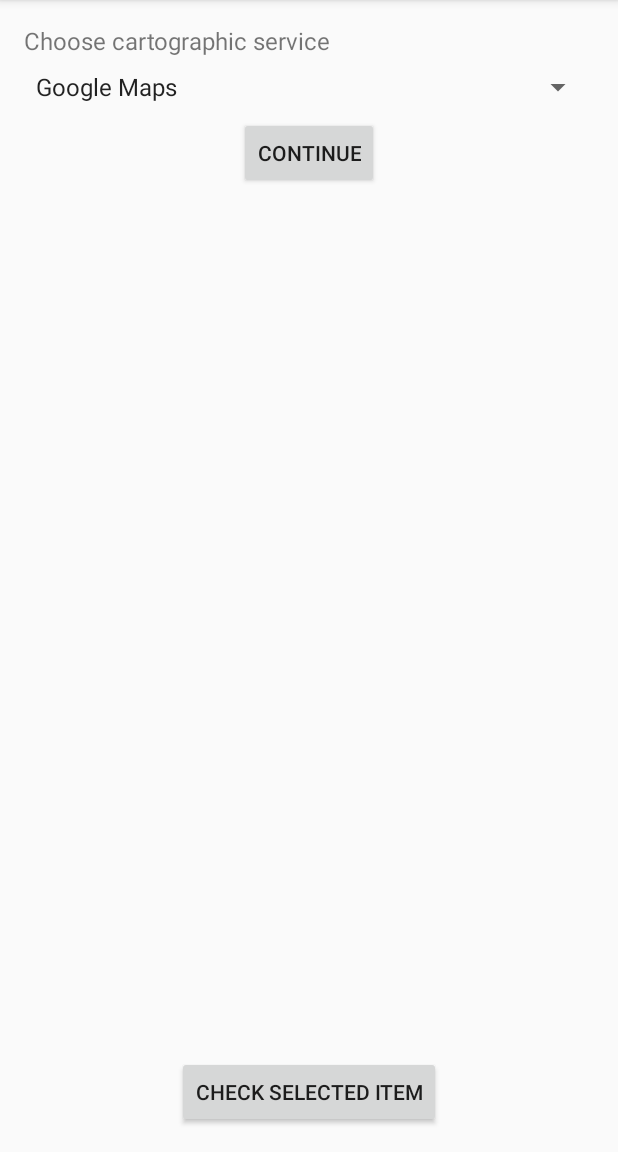
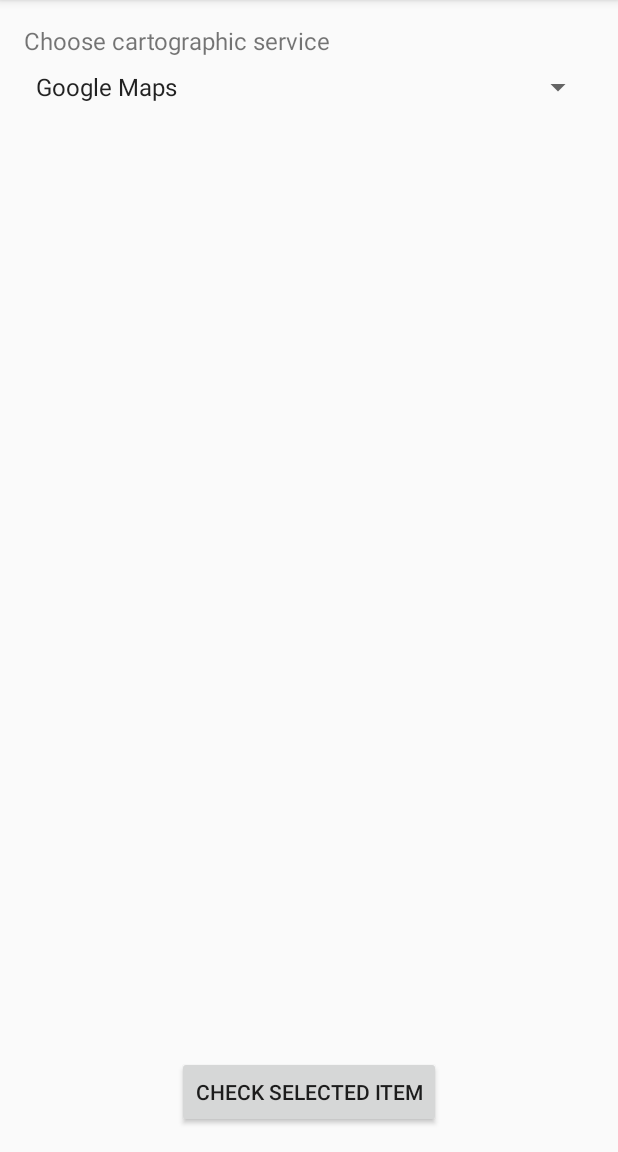
Before and after one commit to Protosaider/Geoscan, an Android app: the screen it shows after launch (MainActivity), on a phone screen of 412 x 824 dp, the part 84-1236 px from its top. Run offline under Robolectric (Android 15) with nearby library versions, the phone set to English and light mode, and no system bars.

Commit message:
Delete button. Fix second bug (orientation)
Delete Continue button.
Fix bug, when program crashes while orientation is changing.

```diff
--- a/RememberItNow/app/build.gradle
+++ b/RememberItNow/app/build.gradle
@@ -6,7 +6,7 @@
 
     defaultConfig {
         applicationId "com.protosaider.myapplication"
-        minSdkVersion 19
+        minSdkVersion 18
         targetSdkVersion 19
         versionCode 1
         versionName "1.0"
--- a/RememberItNow/app/src/main/java/com/protosaider/myapplication/MainActivity.java
+++ b/RememberItNow/app/src/main/java/com/protosaider/myapplication/MainActivity.java
@@ -16,7 +16,6 @@
 
     private static final String TAG = "Logger";
     Button btnMain;
-    Button btnLaunch;
     Spinner spinner;
 
     @Override
@@ -32,28 +31,12 @@
             public void onClick(View v)
             {
                 Toast.makeText(MainActivity.this, spinner.getSelectedItem().toString() + " selected", Toast.LENGTH_LONG).show();
+                Intent intent = new Intent(MainActivity.this, MapsActivity.class);
+                startActivity(intent);//вызов активити
             }
         });
 
         spinner = (Spinner) findViewById(R.id.spinner_main);
-
-        btnLaunch = (Button) findViewById(R.id.btn_launch);
-        btnLaunch.setOnClickListener(new OnClickListener() {
-           @Override
-            public void onClick(View v)
-           {
-               switch ((int)spinner.getSelectedItemId()) {
-                   case 0:
-                       Intent intent = new Intent(MainActivity.this, MapsActivity.class);
-                       startActivity(intent);//вызов активити
-                       break;
-                   case 1:
-                       //Intent intent = new Intent(MainActivity.this, MapsActivity.class);
-                       //startActivity(intent);//вызов активити
-                       break;
-               }
-           }
-        });
     }
 
     @Override
@@ -62,19 +45,12 @@
         return super.onCreateOptionsMenu(menu);
     }
 
-    /*@Override
-    public boolean onPrepareOptionsMenu(Menu menu) {
-        // TODO Auto-generated method stub
-        // пункты меню с ID группы = 1 видны, если в CheckBox стоит галка
-        menu.setGroupVisible(1, chb.isChecked());
-        return super.onPrepareOptionsMenu(menu);
-    } */
 
     @Override
     public boolean onOptionsItemSelected(MenuItem item) {
         switch (item.getItemId()) {
             case R.id.main_menu_settings:
-               Intent intent = new Intent(this, SettingsActivity.class);
+                Intent intent = new Intent(this, SettingsActivity.class);
                 startActivity(intent);//вызов активити
                 break;
             default:
--- a/RememberItNow/app/src/main/res/layout-land/activity_main.xml
+++ b/RememberItNow/app/src/main/res/layout-land/activity_main.xml
@@ -1,12 +1,41 @@
 <?xml version="1.0" encoding="utf-8"?>
-<LinearLayout xmlns:android="http://schemas.android.com/apk/res/android"
-    android:orientation="vertical" android:layout_width="match_parent"
-    android:layout_height="match_parent">
+<RelativeLayout xmlns:android="http://schemas.android.com/apk/res/android"
+    xmlns:tools="http://schemas.android.com/tools"
+    android:orientation="horizontal"
+    android:layout_width="match_parent"
+    android:layout_height="match_parent"
+    android:paddingBottom="@dimen/activity_vertical_margin"
+    android:paddingLeft="@dimen/activity_horizontal_margin"
+    android:paddingRight="@dimen/activity_horizontal_margin"
+    android:paddingTop="@dimen/activity_vertical_margin"
+    tools:context="com.protosaider.myapplication.MainActivity"
+    android:id="@+id/relative_layout_main_land">
 
         <TextView
             android:layout_width="wrap_content"
             android:layout_height="wrap_content"
-            android:textSize="24sp"
-            android:text="@string/main_text_landscape"/>
+            android:text="@string/main_text_landscape"
+            android:layout_alignParentStart="true"
+            android:textSize="16sp"
+            android:id="@+id/text_view_main"/>
 
-</LinearLayout>
+        <Spinner
+            android:layout_width="match_parent"
+            android:layout_height="wrap_content"
+            android:layout_below="@id/text_view_main"
+            android:layout_marginTop="8dp"
+            android:id="@+id/spinner_main"
+            android:entries="@array/spinner_main"
+            >
+        </Spinner>
+
+        <Button
+            android:layout_height="wrap_content"
+            android:layout_width="wrap_content"
+            android:id="@+id/btn_main"
+            android:text="@string/btn_main"
+            android:layout_centerHorizontal="true"
+            android:layout_alignParentBottom="true"
+            >
+        </Button>
+</RelativeLayout>
--- a/RememberItNow/app/src/main/res/layout/activity_main.xml
+++ b/RememberItNow/app/src/main/res/layout/activity_main.xml
@@ -33,17 +33,6 @@
     <Button
         android:layout_height="wrap_content"
         android:layout_width="wrap_content"
-        android:id="@+id/btn_launch"
-        android:text="@string/btn_launch"
-        android:layout_centerHorizontal="true"
-        android:layout_below="@id/spinner_main"
-        android:layout_marginTop="8dp"
-        >
-    </Button>
-
-    <Button
-        android:layout_height="wrap_content"
-        android:layout_width="wrap_content"
         android:id="@+id/btn_main"
         android:text="@string/btn_main"
         android:layout_centerHorizontal="true"
--- a/RememberItNow/app/src/main/res/values/strings.xml
+++ b/RememberItNow/app/src/main/res/values/strings.xml
@@ -10,7 +10,6 @@
     <string name="pref_lang">Language</string>
     <string name="title_activity_maps">Map</string>
     <string name="btn_main">Check Selected Item</string>
-    <string name="btn_launch">Continue</string>
     <string name="maps_menu_clean">Clean</string>
     <string name="maps_menu_anim">Start Animation</string>
 
--- a/RememberItNow/build.gradle
+++ b/RememberItNow/build.gradle
@@ -5,7 +5,7 @@
         jcenter()
     }
     dependencies {
-        classpath 'com.android.tools.build:gradle:2.1.3'
+        classpath 'com.android.tools.build:gradle:2.2.2'
 
         // NOTE: Do not place your application dependencies here; they belong
         // in the individual module build.gradle files
```
Also changed, not shown: RememberItNow/app/src/main/java/com/protosaider/myapplication/MapsActivity.java (+7 -104 lines), 2 other files.
